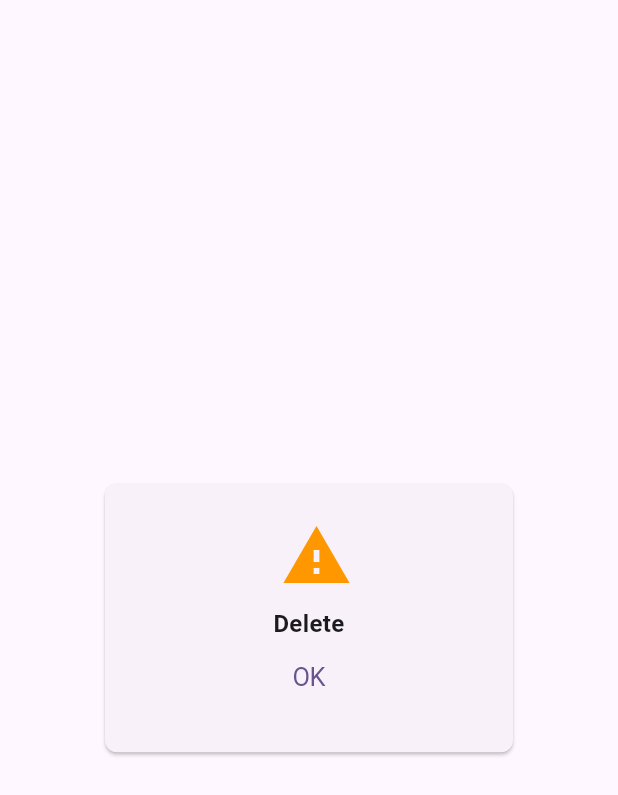
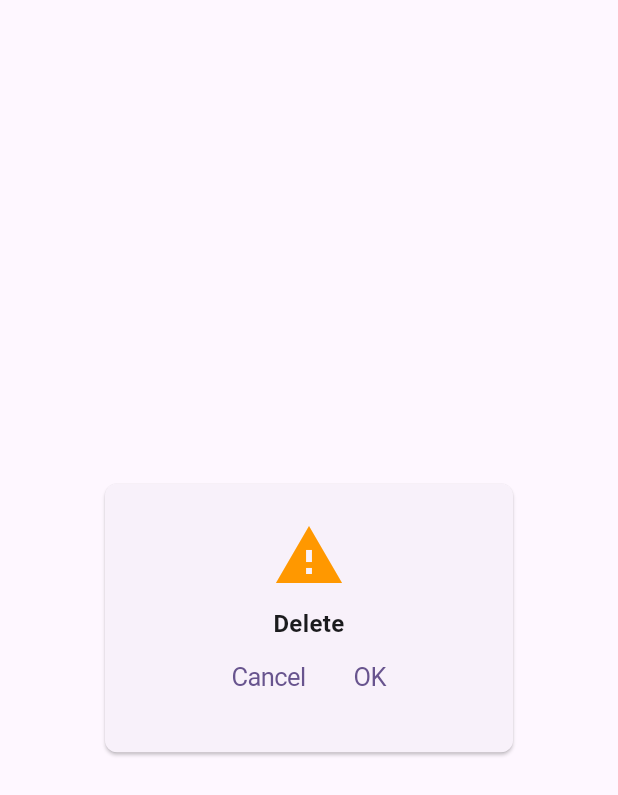
Before and after one commit to tttrung21/todo_flutter, a Flutter app: the CommonDialog widget shown alone on an empty page, opened directly, on a phone screen of 412 x 824 dp. Shown: the top 795 px of the screen. Run offline on Flutter 3.47's test engine with Material 3 defaults, Android fonts, the phone set to English and light mode, and no system bars; our stand-ins replace device_info_plus, email_validator, flutter_spinkit, shared_preferences, supabase_flutter; accounts and stored records are empty.

Commit message:
adjust dialog for deleting todo

```diff
--- a/lib/l10n/intl_en.arb
+++ b/lib/l10n/intl_en.arb
@@ -6,6 +6,7 @@
   "common_PasswordErrorLength": "Password must be at least 8 characters long",
   "common_PasswordErrorMatch": "Passwords do not match",
   "common_Delete": "Delete",
+  "common_Cancel": "Cancel",
 
   "home_Title" : "My Todo List",
   "home_Complete" : "Completed",
--- a/lib/l10n/intl_vi.arb
+++ b/lib/l10n/intl_vi.arb
@@ -6,6 +6,7 @@
   "common_PasswordErrorLength": "Mật khẩu phải có ít nhất 8 ký tự",
   "common_PasswordErrorMatch": "Mật khẩu không khớp",
   "common_Delete": "Xóa",
+  "common_Cancel": "Huỷ",
 
   "home_Title" : "Danh sách công việc",
   "home_Complete" : "Đã hoàn thành",
--- a/lib/project/home/view/todo_item.dart
+++ b/lib/project/home/view/todo_item.dart
@@ -28,7 +28,7 @@ class TodoItem extends StatelessWidget {
               final res = await showDialog(
                 context: context,
                 builder: (context) =>
-                    CommonDialog(type: EnumTypeDialog.warning, title: S.of(context).common_Delete),
+                    CommonDialog(type: EnumTypeDialog.warning, title: S.of(context).common_Delete,isDelete: true,),
               );
               if (res == true) {
                 final res = await provider.deleteTodo(item.id);
--- a/lib/utils/show_dialog.dart
+++ b/lib/utils/show_dialog.dart
@@ -1,16 +1,19 @@
 import 'package:flutter/cupertino.dart';
 import 'package:flutter/material.dart';
+import 'package:todo_app/generated/l10n.dart';
 import 'package:todo_app/style/color_style.dart';
 import 'package:todo_app/style/text_style.dart';
 
-enum EnumTypeDialog { success, error , warning }
+enum EnumTypeDialog { success, error, warning }
 
 class CommonDialog extends StatelessWidget {
-  const CommonDialog({super.key, required this.type, required this.title, this.subtitle});
+  const CommonDialog(
+      {super.key, required this.type, required this.title, this.subtitle, this.isDelete = false});
 
   final EnumTypeDialog type;
   final String title;
   final String? subtitle;
+  final bool isDelete;
 
   @override
   Widget build(BuildContext context) {
@@ -20,17 +23,14 @@ class CommonDialog extends StatelessWidget {
       child: Card(
         shape: RoundedRectangleBorder(borderRadius: BorderRadius.circular(8.0)),
         child: Padding(
-          padding: const EdgeInsets.all(24.0),
+          padding: const EdgeInsets.symmetric(horizontal: 12.0,vertical: 24),
           child: Column(
             mainAxisSize: MainAxisSize.min,
             children: [
-              Padding(
-                padding: const EdgeInsets.only(left: 10.0),
-                child: Icon(
+              Icon(
                 _buildType(),
                 size: 48,
                 color: _getTypeColor(),
-                ),
               ),
               Padding(
                 padding: const EdgeInsets.only(top: 12),
@@ -49,10 +49,22 @@ class CommonDialog extends StatelessWidget {
                     textAlign: TextAlign.center,
                   ),
                 ),
+              Row(
+                mainAxisSize: MainAxisSize.min,
+                mainAxisAlignment: MainAxisAlignment.center,
+                children: [
+                  if (isDelete)
+                    CupertinoButton(
+                      onPressed: () => Navigator.of(context).pop(false),
+                      padding: const EdgeInsets.all(16),
+                      child: Text(S.of(context).common_Cancel),
+                    ),
                   CupertinoButton(
                     onPressed: () => Navigator.of(context).pop(true),
                     padding: const EdgeInsets.all(16),
                     child: const Text('OK'),
+                  ),
+                ],
               )
             ],
           ),
```
Also changed, not shown: lib/generated/intl/messages_en.dart, lib/generated/intl/messages_vi.dart, lib/generated/l10n.dart. Lines whose indentation alone changed are shown as unchanged.
